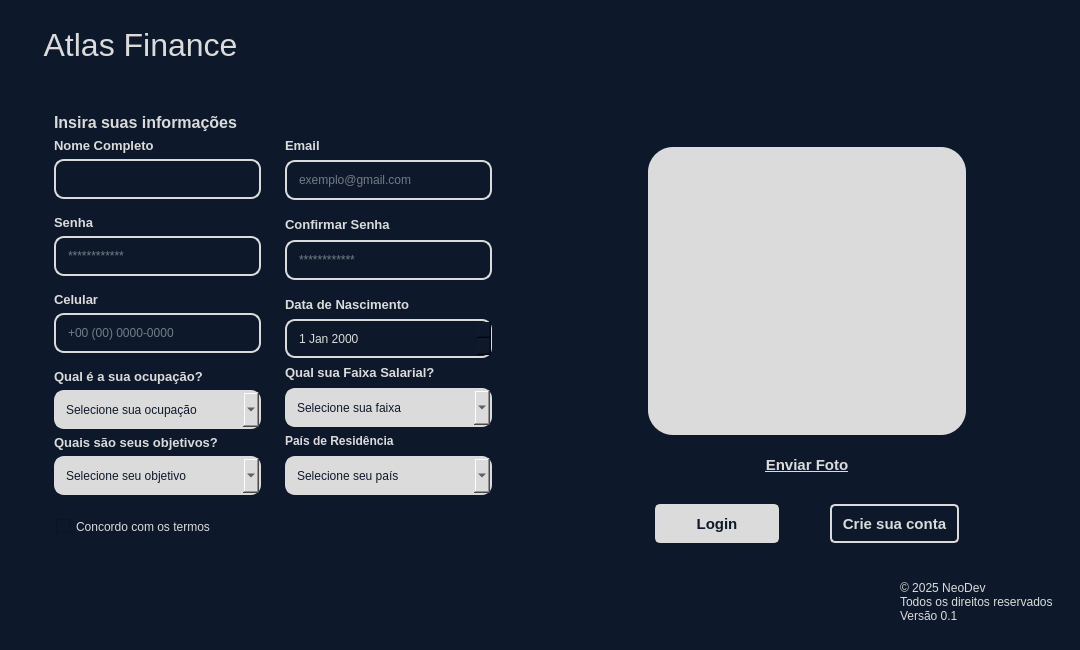
This is ui/CadastroWindow.ui in kawlu/Atlas-Finance as Qt 5 draws it before an edit. The edited form follows.
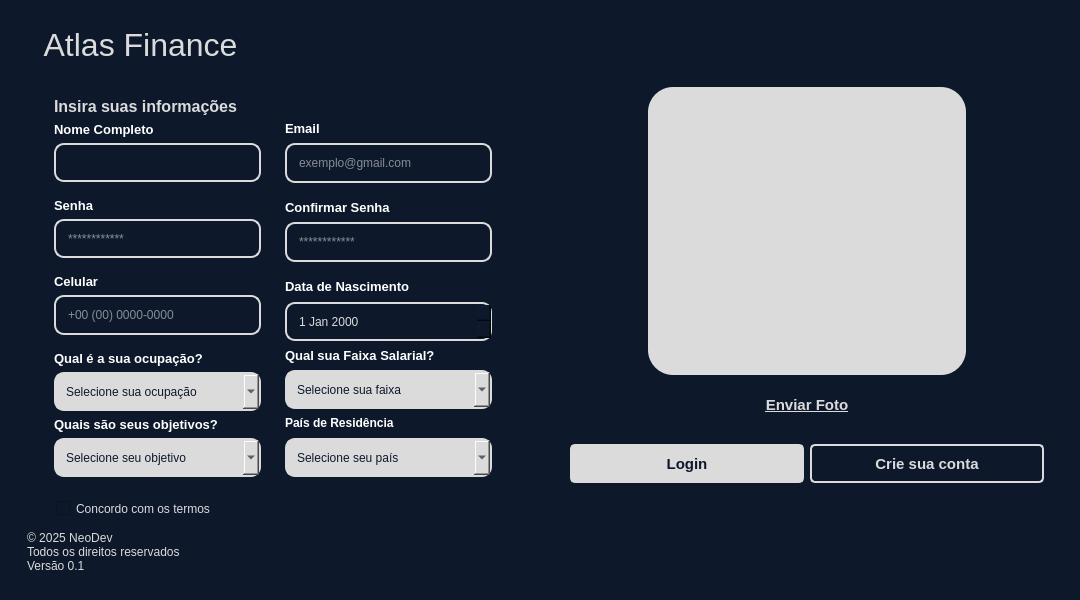
This is the edited form. Icons and pictures are not drawn.

Commit message: Buscar foto na tela cadastro

What changed in the file:
```diff
--- a/ui/CadastroWindow.ui
+++ b/ui/CadastroWindow.ui
@@ -7,19 +7,19 @@
     <x>0</x>
     <y>0</y>
     <width>1080</width>
-    <height>650</height>
+    <height>600</height>
    </rect>
   </property>
   <property name="minimumSize">
    <size>
     <width>1080</width>
-    <height>650</height>
+    <height>600</height>
    </size>
   </property>
   <property name="maximumSize">
    <size>
     <width>1080</width>
-    <height>650</height>
+    <height>618</height>
    </size>
   </property>
   <property name="windowTitle">
@@ -68,7 +68,7 @@
           <enum>QFrame::Raised</enum>
          </property>
          <layout class="QVBoxLayout" name="verticalLayout_7">
-          <item alignment="Qt::AlignTop">
+          <item>
            <widget class="QLabel" name="lbl_atlas">
             <property name="sizePolicy">
              <sizepolicy hsizetype="Expanding" vsizetype="Minimum">
@@ -108,7 +108,7 @@
              <item>
               <widget class="QFrame" name="frame_inputs">
                <property name="styleSheet">
-                <string notr="true">color: rgb(219, 219, 219);</string>
+                <string notr="true"/>
                </property>
                <property name="frameShape">
                 <enum>QFrame::NoFrame</enum>
@@ -455,22 +455,22 @@
                      </item>
                      <item>
                       <property name="text">
-                       <string>R$ 1500,00 até R$ 2500,00</string>
+                       <string>1500-2500</string>
                       </property>
                      </item>
                      <item>
                       <property name="text">
-                       <string>R$ 2500,00 até R$ 3500,00</string>
+                       <string>2500-3500</string>
                       </property>
                      </item>
                      <item>
                       <property name="text">
-                       <string>R$ 3500,00 até R$ 5000,00</string>
+                       <string>3500-5000</string>
                       </property>
                      </item>
                      <item>
                       <property name="text">
-                       <string>R$ 5000,00 ou maior</string>
+                       <string>5000+</string>
                       </property>
                      </item>
                     </widget>
@@ -523,25 +523,16 @@
                </property>
               </widget>
              </item>
-             <item>
-              <spacer name="verticalSpacer_2">
-               <property name="orientation">
-                <enum>Qt::Vertical</enum>
-               </property>
-               <property name="sizeType">
-                <enum>QSizePolicy::Maximum</enum>
-               </property>
-               <property name="sizeHint" stdset="0">
-                <size>
-                 <width>20</width>
-                 <height>80</height>
-                </size>
-               </property>
-              </spacer>
-             </item>
             </layout>
            </widget>
           </item>
+          <item>
+           <widget class="QLabel" name="lbl_copyright">
+            <property name="text">
+             <string>&lt;html&gt;&lt;head/&gt;&lt;body&gt;&lt;p&gt;&lt;span style=&quot; color:#dbdbdb;&quot;&gt;© 2025 NeoDev&lt;br/&gt;Todos os direitos reservados&lt;br/&gt;Versão 0.1&lt;/span&gt;&lt;/p&gt;&lt;/body&gt;&lt;/html&gt;</string>
+            </property>
+           </widget>
+          </item>
          </layout>
         </widget>
        </item>
@@ -589,7 +580,7 @@
          <property name="sizeHint" stdset="0">
           <size>
            <width>20</width>
-           <height>120</height>
+           <height>60</height>
           </size>
          </property>
         </spacer>
@@ -623,10 +614,18 @@
              <enum>QFrame::Raised</enum>
             </property>
             <layout class="QHBoxLayout" name="horizontalLayout_5">
-             <item alignment="Qt::AlignHCenter">
+             <item alignment="Qt::AlignHCenter|Qt::AlignVCenter">
               <widget class="QLabel" name="lbl_foto">
+               <property name="sizePolicy">
+                <sizepolicy hsizetype="Maximum" vsizetype="Maximum">
+                 <horstretch>0</horstretch>
+                 <verstretch>0</verstretch>
+                </sizepolicy>
+               </property>
                <property name="styleSheet">
-                <string notr="true">color: #0D192B;</string>
+                <string notr="true">color: #0D192B;
+max-width: 215px;
+max-height: 215px;</string>
                </property>
                <property name="frameShape">
                 <enum>QFrame::NoFrame</enum>
@@ -634,6 +633,9 @@
                <property name="text">
                 <string>&lt;html&gt;&lt;head/&gt;&lt;body&gt;&lt;p align=&quot;center&quot;&gt;&lt;img src=&quot;:/icons/user_mini.png&quot;/&gt;&lt;/p&gt;&lt;/body&gt;&lt;/html&gt;</string>
                </property>
+               <property name="alignment">
+                <set>Qt::AlignCenter</set>
+               </property>
               </widget>
              </item>
             </layout>
@@ -655,16 +657,13 @@
             </property>
             <layout class="QHBoxLayout" name="horizontalLayout_4">
              <item>
-              <widget class="QPushButton" name="pushButton">
+              <widget class="QPushButton" name="edit_foto">
                <property name="sizePolicy">
                 <sizepolicy hsizetype="Maximum" vsizetype="Maximum">
                  <horstretch>0</horstretch>
                  <verstretch>0</verstretch>
                 </sizepolicy>
                </property>
-               <property name="cursor">
-                <cursorShape>PointingHandCursor</cursorShape>
-               </property>
                <property name="styleSheet">
                 <string notr="true">background-color: none;
 color: rgb(219, 219, 219);
@@ -711,26 +710,10 @@
              <enum>QFrame::Raised</enum>
             </property>
             <layout class="QHBoxLayout" name="horizontalLayout_6">
-             <item>
-              <spacer name="horizontalSpacer_2">
-               <property name="orientation">
-                <enum>Qt::Horizontal</enum>
-               </property>
-               <property name="sizeType">
-                <enum>QSizePolicy::Maximum</enum>
-               </property>
-               <property name="sizeHint" stdset="0">
-                <size>
-                 <width>40</width>
-                 <height>20</height>
-                </size>
-               </property>
-              </spacer>
-             </item>
              <item>
               <widget class="QPushButton" name="btn_login">
                <property name="sizePolicy">
-                <sizepolicy hsizetype="Maximum" vsizetype="Fixed">
+                <sizepolicy hsizetype="Minimum" vsizetype="Fixed">
                  <horstretch>0</horstretch>
                  <verstretch>0</verstretch>
                 </sizepolicy>
@@ -754,7 +737,6 @@
 font-size: 15px;
 
 font-weight: bold;
-
 </string>
                </property>
                <property name="text">
@@ -764,12 +746,6 @@
              </item>
              <item>
               <widget class="QPushButton" name="btn_cadastro">
-               <property name="sizePolicy">
-                <sizepolicy hsizetype="Maximum" vsizetype="Fixed">
-                 <horstretch>0</horstretch>
-                 <verstretch>0</verstretch>
-                </sizepolicy>
-               </property>
                <property name="cursor">
                 <cursorShape>PointingHandCursor</cursorShape>
                </property>
@@ -788,41 +764,16 @@
 
 font-size: 15px;
 
-font-weight: bold;
-
-</string>
+font-weight: bold;</string>
                </property>
                <property name="text">
                 <string>Crie sua conta</string>
                </property>
               </widget>
              </item>
-             <item>
-              <spacer name="horizontalSpacer">
-               <property name="orientation">
-                <enum>Qt::Horizontal</enum>
-               </property>
-               <property name="sizeType">
-                <enum>QSizePolicy::Maximum</enum>
-               </property>
-               <property name="sizeHint" stdset="0">
-                <size>
-                 <width>40</width>
-                 <height>20</height>
-                </size>
-               </property>
-              </spacer>
-             </item>
             </layout>
            </widget>
           </item>
-          <item alignment="Qt::AlignRight|Qt::AlignBottom">
-           <widget class="QLabel" name="lbl_copyright">
-            <property name="text">
-             <string>&lt;html&gt;&lt;head/&gt;&lt;body&gt;&lt;p&gt;&lt;span style=&quot; color:#dbdbdb;&quot;&gt;© 2025 NeoDev&lt;br/&gt;Todos os direitos reservados&lt;br/&gt;Versão 0.1&lt;/span&gt;&lt;/p&gt;&lt;/body&gt;&lt;/html&gt;</string>
-            </property>
-           </widget>
-          </item>
          </layout>
         </widget>
        </item>
```
The commit also changes 1 other file.
